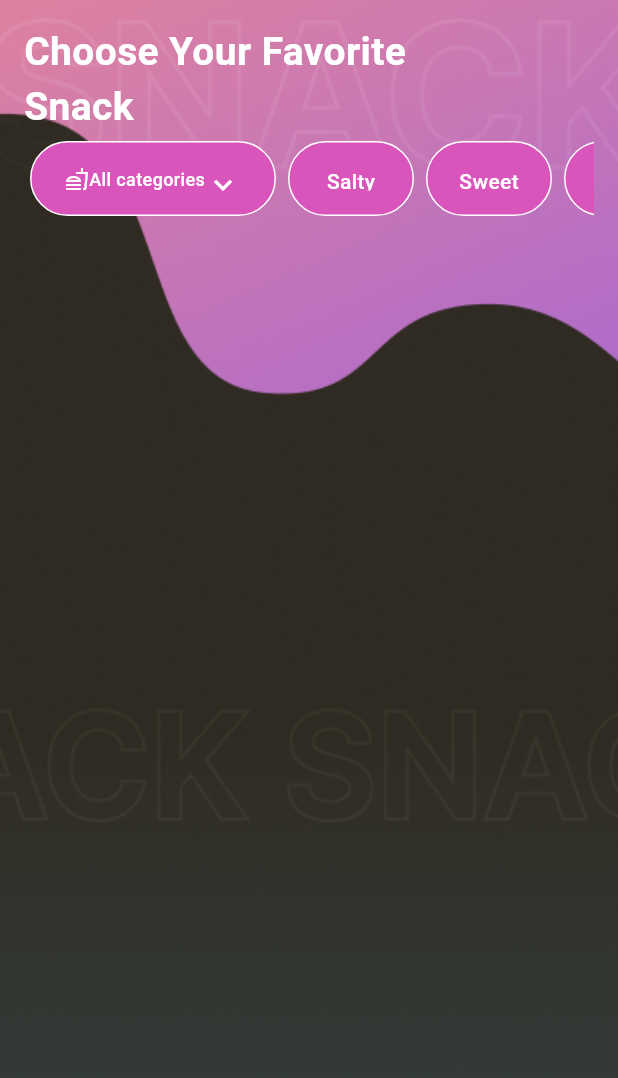
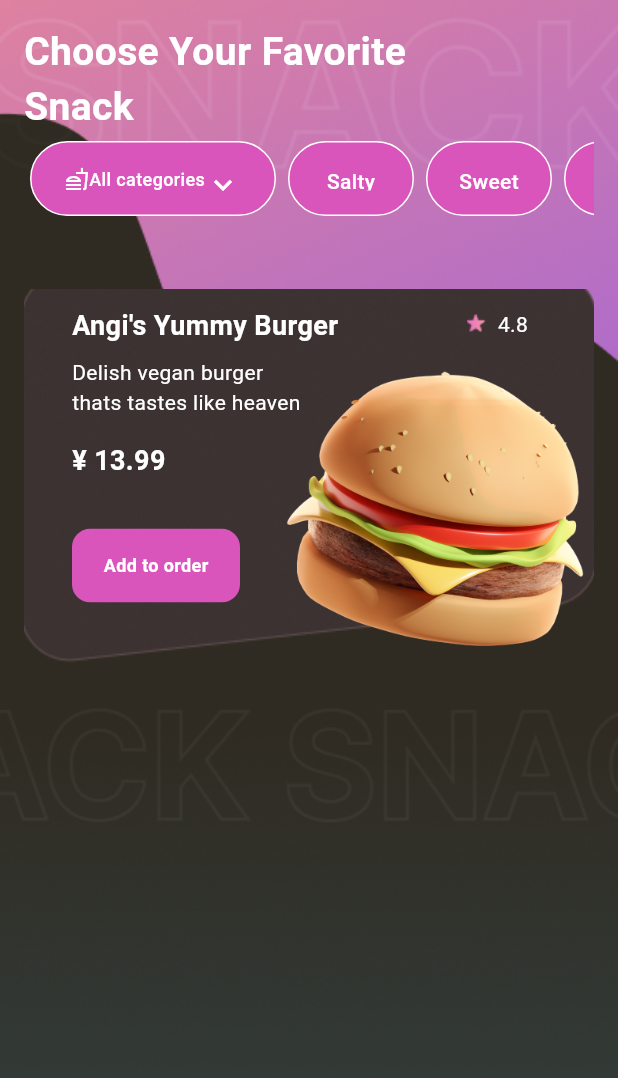
Before and after one commit to Dopa91/jp_design_challenge_dopatka, a Flutter app: the screen it shows after launch, after a tap on "Order Now", on a phone screen of 412 x 824 dp. Shown: the top 1078 px of the screen. Run offline on Flutter 3.47's test engine with Material 3 defaults, Android fonts, the phone set to English and light mode, and no system bars; our stand-ins replace blurrycontainer.

```diff
--- a/lib/features/homepage/screens/homepage.dart
+++ b/lib/features/homepage/screens/homepage.dart
@@ -1,5 +1,6 @@
 import 'package:flutter/material.dart';
-import 'package:jp_design_challenge_dopatka/features/homepage/widgets/my_button_round.dart';
+import 'package:jp_design_challenge_dopatka/features/homepage/widgets/horizont_menu_bar.dart';
+import 'package:jp_design_challenge_dopatka/features/shared/my_button.dart';
 
 class Homepage extends StatelessWidget {
   const Homepage({super.key});
@@ -34,50 +35,87 @@ class Homepage extends StatelessWidget {
                       color: Colors.white,
                       fontWeight: FontWeight.w700),
                 ),
+                const HorizontMenuBar(),
                 Expanded(
-                  child: ListView(
-                    scrollDirection: Axis.horizontal,
-                    children: const [
-                      Row(
+                  flex: 6,
+                  child: Stack(
+                    alignment: Alignment.center,
+                    fit: StackFit.expand,
+                    children: [
+                      Positioned(
+                        top: 0,
+                        child: Transform.scale(
+                            scale: 1.1,
+                            child: Image.asset("assets/images/Top Card.png")),
+                      ),
+                      const Padding(
+                        padding: EdgeInsets.only(left: 32, top: 12),
+                        child: Column(
                           crossAxisAlignment: CrossAxisAlignment.start,
                           children: [
-                          MyButtonRound(
-                            newText: "All categories",
+                            Text(
+                              "Angi's Yummy Burger",
+                              style: TextStyle(
+                                  color: Colors.white,
+                                  fontSize: 18,
+                                  fontWeight: FontWeight.w700),
+                            ),
+                            SizedBox(
+                              height: 8,
+                            ),
+                            Text(
+                              "Delish vegan burger",
+                              style: TextStyle(color: Colors.white),
+                            ),
+                            Text(
+                              "thats tastes like heaven",
+                              style: TextStyle(color: Colors.white),
+                            ),
+                            SizedBox(
+                              height: 16,
+                            ),
+                            Text(
+                              "¥ 13.99",
+                              style: TextStyle(
+                                  color: Colors.white,
+                                  fontSize: 18,
+                                  fontWeight: FontWeight.w700),
+                            ),
+                            SizedBox(
+                              height: 32,
+                            ),
+                            MyButton(
+                              newText: "Add to order",
                               nextSite: null,
-                            iconFirst: Icons.fastfood_outlined,
-                            icon: Icons.keyboard_arrow_down_outlined,
-                            buttonWidth: 164,
+                              icon: null,
+                              buttonWidth: 112,
                               fontSize: 12,
-                          ),
-                          MyButtonRound(
-                            newText: "Salty",
-                            nextSite: null,
-                            buttonWidth: 84,
-                            fontSize: 14,
-                            icon: null,
-                            iconFirst: null,
-                          ),
-                          MyButtonRound(
-                            newText: "Sweet",
-                            nextSite: null,
-                            buttonWidth: 84,
-                            fontSize: 14,
-                            icon: null,
-                            iconFirst: null,
-                          ),
-                          MyButtonRound(
-                            newText: "Drinks",
-                            nextSite: null,
-                            buttonWidth: 84,
-                            fontSize: 14,
-                            icon: null,
-                            iconFirst: null,
                             ),
                           ],
                         ),
+                      ),
+                      Positioned(
+                        right: 72,
+                        top: 16,
+                        child: Image.asset("assets/images/star.png"),
+                      ),
+                      const Positioned(
+                        right: 44,
+                        top: 14,
+                        child: Text(
+                          "4.8",
+                          style: TextStyle(color: Colors.white),
+                        ),
+                      ),
+                      Positioned(
+                        height: 232,
+                        left: 164,
+                        top: 32,
+                        child: Image.asset("assets/images/Burger_3D.png"),
+                      ),
                     ],
                   ),
-                )
+                ),
               ],
             ),
           ),
```
Lines whose indentation alone changed are shown as unchanged.
